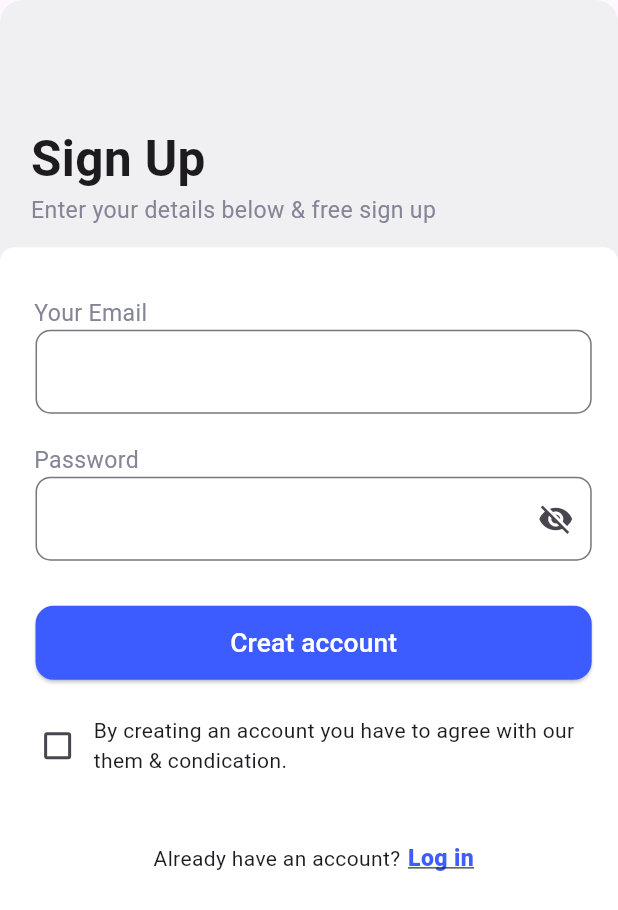
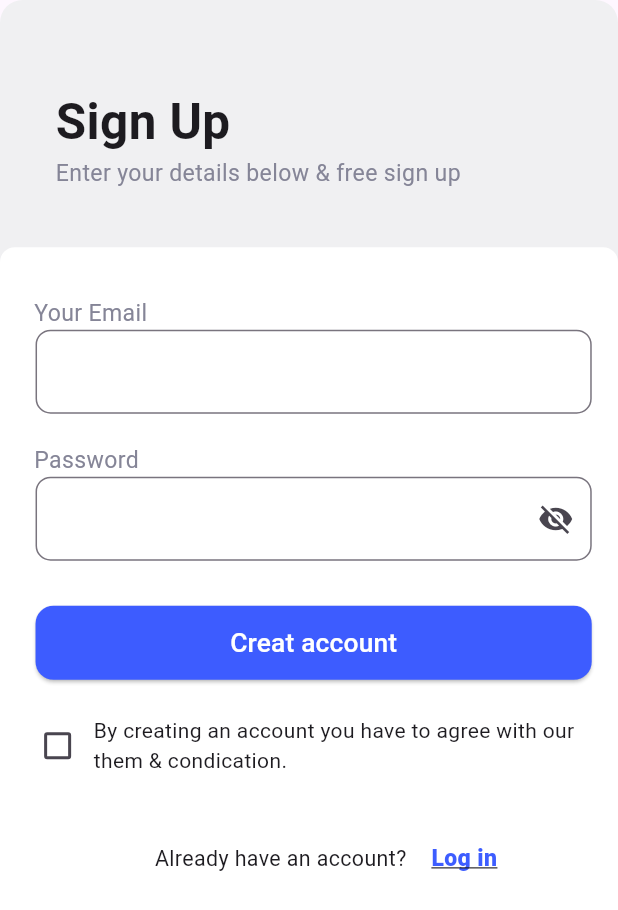
Before and after one commit to 3bdulra7manAmir/CoUrSes_App, a Flutter app: the RegisterView screen opened by its route, on a phone screen of 412 x 824 dp. Shown: the top 910 px of the screen. Run offline on Flutter 3.47's test engine with Material 3 defaults, Android fonts, the phone set to English and light mode, and no system bars; our stand-ins replace bloc, device_preview, firebase_auth, firebase_core, flutter_screenutil, flutter_svg and 2 more; accounts and stored records are empty.

Commit message:
Firebase Register Used

```diff
--- a/lib/Features/auth/register/register.dart
+++ b/lib/Features/auth/register/register.dart
@@ -6,6 +6,7 @@ import 'package:courses_app/Core/widgets/custom_column.dart';
 import 'package:courses_app/Core/widgets/custom_container.dart';
 import 'package:courses_app/Core/widgets/custom_text.dart';
 import 'package:courses_app/Core/widgets/custom_textfield.dart';
+import 'package:courses_app/Features/auth/firebase_auth/firebase_auth_cubit/firebase_auth.dart';
 import 'package:flutter/material.dart';
 import 'package:flutter_screenutil/flutter_screenutil.dart';
 import 'package:go_router/go_router.dart';
@@ -19,11 +20,12 @@ class RegisterView extends StatefulWidget
   State<RegisterView> createState() => _RegisterViewState();
 }
 
-class _RegisterViewState extends State<RegisterView> {
+class _RegisterViewState extends State<RegisterView>
+{
+
   final TextEditingController emailController = TextEditingController();
-
   final TextEditingController passwordController = TextEditingController();
-
+  bool obscureText = true;
   bool isChecked = false;
 
   @override
@@ -37,15 +39,15 @@ class _RegisterViewState extends State<RegisterView> {
             //BOTTOM Container
             CustomContainerBackGround(
               containerChild: Padding(
-                padding: EdgeInsets.only(top: (KMediaQuery(context).height) * 0.1, left: KMediaQuery(context).width * 0.05),
+                padding: EdgeInsets.only(top: (KMediaQuery(context).height) * 0.07, left: KMediaQuery(context).width * 0.05,),
                 child: Align(
                   alignment: Alignment.topLeft,
                   child: Column(
                     crossAxisAlignment: CrossAxisAlignment.start,
                     children:
                     [
-                      Text("Sign Up", style: Styles.textStyle30.copyWith(fontWeight: FontWeight.bold)),
-                      Text("Enter your details below & free sign up", style: Styles.textStyle14),
+                      CustomTextWidget(widgetText: 'Sign Up', widgetTextStyle: Styles.textStyle30.copyWith(fontWeight: FontWeight.bold),),
+                      CustomTextWidget(widgetText: 'Enter your details below & free sign up', widgetTextStyle: Styles.textStyle14,),
                     ],
                   )
                 ),
@@ -80,15 +82,24 @@ class _RegisterViewState extends State<RegisterView> {
 
                       CustomTextfield(
                         fieldController: passwordController,
-                        fieldObscureText: true,
-                        fieldSuffixIcon: Icon(Icons.visibility_off),
+                        fieldObscureText: obscureText,
+                        fieldSuffixIcon: IconButton(icon: Icon(obscureText ? Icons.visibility_off : Icons.visibility,),
+                        onPressed: () {setState(() {obscureText = !obscureText;});},),
                         fieldOnSubmitted: (string)
                         {print(passwordController.text);},
                       ),
 
                       SizedBox(height: 30,),
 
-                      CustomBlueButton(buttonText: 'Creat account', buttonWidth: 0.9, buttonOnPressed: (){print('Create Account Button Pressed');},),
+                      CustomBlueButton(buttonText: 'Creat account', buttonWidth: 0.9, buttonOnPressed: () async
+                        {
+                          print('Create Account Button Pressed');
+                          print("${emailController.text} \t ${passwordController.text}");
+
+                          await firebaseRegisterAuth(emailController.text, passwordController.text);
+
+                        },
+                      ),
 
                       SizedBox(height: 20,),
 
@@ -100,9 +111,7 @@ class _RegisterViewState extends State<RegisterView> {
                           [
 
                             Checkbox(value: isChecked, onChanged: (bool? value)
-                            {
-                              setState((){isChecked = value!;});
-                            },
+                            {setState((){isChecked = value!;});},
                             activeColor: Colors.blue[800],
                             ),
 
@@ -119,29 +128,19 @@ class _RegisterViewState extends State<RegisterView> {
 
                       SizedBox(height: 40,),
 
-                      SingleChildScrollView(
-                        scrollDirection: Axis.horizontal,
-                        physics: NeverScrollableScrollPhysics(),
-                        child: Row(
+                      Row(
                         mainAxisAlignment: MainAxisAlignment.center,
                         children:
                         [
-                            Text("Already have an account?", textAlign: TextAlign.center,),
-
-                            SizedBox(width: 5,),
+                          CustomTextWidget(widgetText: 'Already have an account?', widgetTextStyle: TextStyle(fontSize: 13.sp,),),
 
                           GestureDetector(
                             onTap: (){GoRouter.of(context).push(AppRouter.kLoginView); print('WENT TO\tLOGIN_VIEW');},
-                              child: Text("Log in",
-                              textAlign: TextAlign.center,
-                              style: TextStyle(color: Color.fromRGBO(61, 93, 255, 1),
-                              fontWeight: FontWeight.w900,
-                              fontSize: 14.sp,
-                              decoration: TextDecoration.underline),
-                              ),
+                            child: CustomTextWidget(widgetText: 'Log in',
+                            widgetTextStyle: TextStyle(fontSize: 14.sp, color:Color.fromRGBO(61, 93, 255, 1), decoration: TextDecoration.underline, fontWeight: FontWeight.w900,
+                            ),),
                           ),
                         ],
-                        ),
                       ),
                     ],
                   ),
```
Also changed, not shown: lib/Features/auth/register/phone_register.dart (added, +82 -0 lines). Lines whose indentation alone changed are shown as unchanged.
